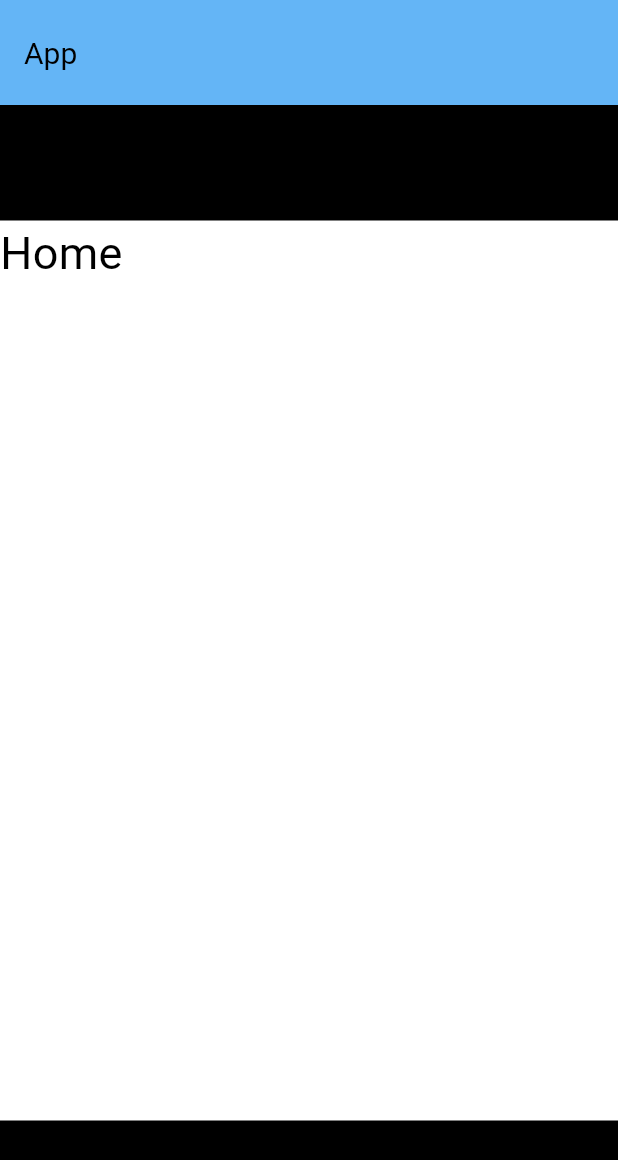
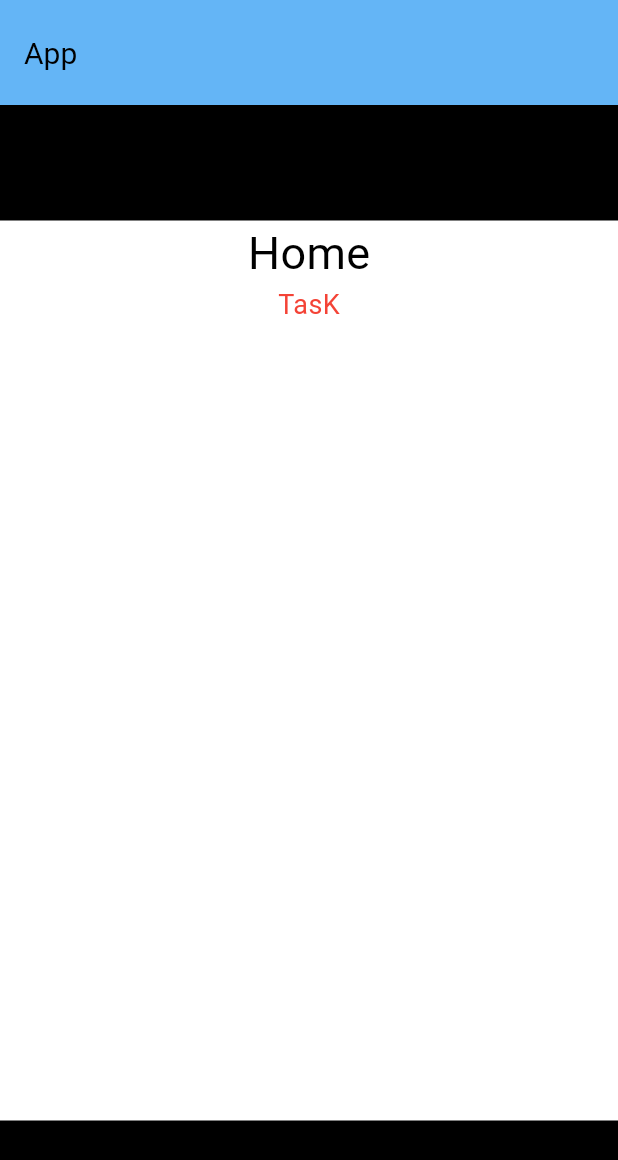
Before and after one commit to KAYOGS/App, a Flutter app: the screen it shows after launch, on a phone screen of 412 x 824 dp. Shown: the top 1160 px of the screen. Run offline on Flutter 3.47's test engine with Material 3 defaults, Android fonts, the phone set to English and light mode, and no system bars.

Commit message:
Adição de Container

```diff
--- a/lib/pagina.dart
+++ b/lib/pagina.dart
@@ -31,12 +31,23 @@ class __appRunState extends State<appRun> {
             width: 800.0,
             height: 600.0,
             color: Colors.white,
-            child: Text(
-              'Home',
-              style: TextStyle(
-                fontSize: 30.0,
-                color: Colors.black
-              ),
+            child: Column(
+              children: [
+                Text(
+                  'Home',
+                  style: TextStyle(
+                    fontSize: 30.0,
+                    color: Colors.black
+                  ),
+                ),
+                Text(
+                  'TasK',
+                  style: TextStyle(
+                    color: Colors.red,
+                    fontSize: 18.0
+                  ),
+                )
+              ]
             ),
           ),
         ),
```
